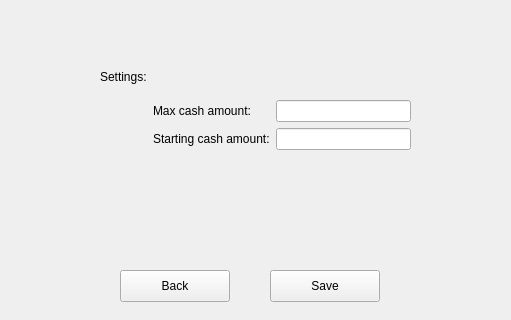
Above: app/mainwindow.ui from J4CeX/PROI_monopoly before the change. Below: the same form after it.
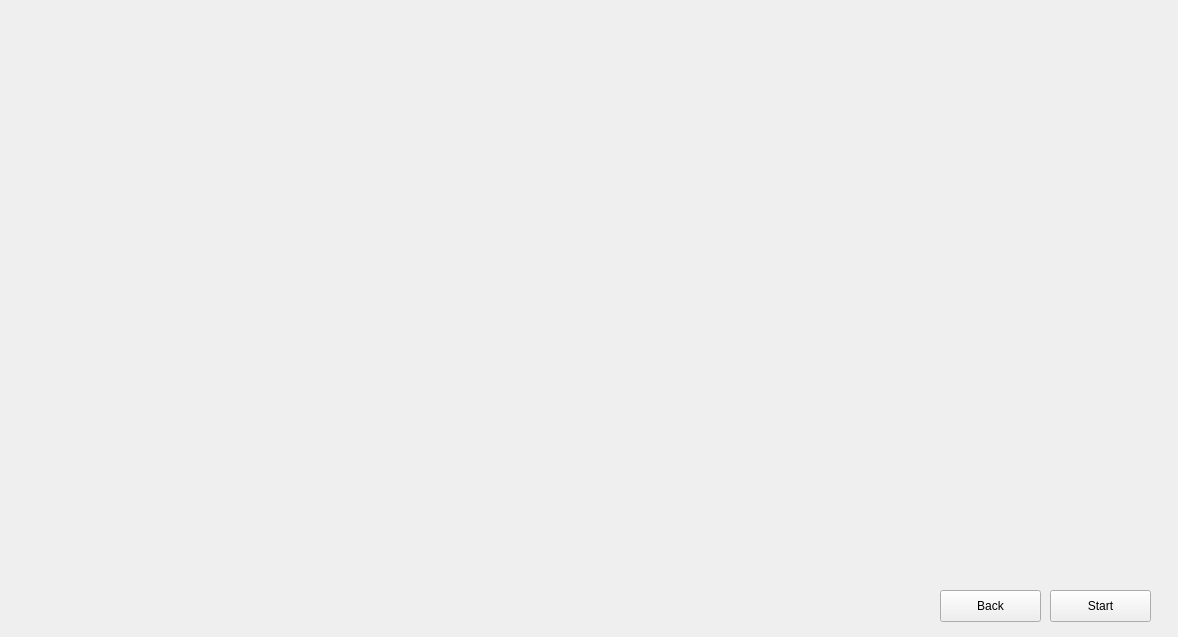
That is the form after the change.

Commit message: Empty New Game screen

Diff of the .ui file:
```diff
--- a/app/mainwindow.ui
+++ b/app/mainwindow.ui
@@ -6,8 +6,8 @@
    <rect>
     <x>0</x>
     <y>0</y>
-    <width>511</width>
-    <height>320</height>
+    <width>1178</width>
+    <height>637</height>
    </rect>
   </property>
   <property name="windowTitle">
@@ -19,12 +19,12 @@
      <rect>
       <x>10</x>
       <y>10</y>
-      <width>491</width>
-      <height>301</height>
+      <width>1161</width>
+      <height>621</height>
      </rect>
     </property>
     <property name="currentIndex">
-     <number>1</number>
+     <number>2</number>
     </property>
     <widget class="QWidget" name="page_main">
      <widget class="QLabel" name="label">
@@ -54,7 +54,7 @@
       </property>
       <layout class="QVBoxLayout" name="verticalLayout">
        <item>
-        <widget class="QPushButton" name="push_start">
+        <widget class="QPushButton" name="push_new_game">
          <property name="text">
           <string>Start new game</string>
          </property>
@@ -88,8 +88,8 @@
      <widget class="QPushButton" name="push_back">
       <property name="geometry">
        <rect>
-        <x>110</x>
-        <y>260</y>
+        <x>440</x>
+        <y>390</y>
         <width>110</width>
         <height>32</height>
        </rect>
@@ -101,8 +101,8 @@
      <widget class="QPushButton" name="push_save">
       <property name="geometry">
        <rect>
-        <x>260</x>
-        <y>260</y>
+        <x>590</x>
+        <y>390</y>
         <width>110</width>
         <height>32</height>
        </rect>
@@ -111,11 +111,11 @@
        <string>Save</string>
       </property>
      </widget>
-     <widget class="QWidget" name="">
+     <widget class="QWidget" name="layoutWidget">
       <property name="geometry">
        <rect>
-        <x>90</x>
-        <y>50</y>
+        <x>420</x>
+        <y>180</y>
         <width>311</width>
         <height>90</height>
        </rect>
@@ -151,6 +151,34 @@
       </layout>
      </widget>
     </widget>
+    <widget class="QWidget" name="page_new_game">
+     <widget class="QPushButton" name="push_back_2">
+      <property name="geometry">
+       <rect>
+        <x>930</x>
+        <y>580</y>
+        <width>101</width>
+        <height>32</height>
+       </rect>
+      </property>
+      <property name="text">
+       <string>Back</string>
+      </property>
+     </widget>
+     <widget class="QPushButton" name="push_start">
+      <property name="geometry">
+       <rect>
+        <x>1040</x>
+        <y>580</y>
+        <width>101</width>
+        <height>32</height>
+       </rect>
+      </property>
+      <property name="text">
+       <string>Start</string>
+      </property>
+     </widget>
+    </widget>
    </widget>
   </widget>
  </widget>
```
Left out of the diff: 10 changed lines with no effect on the pictures. The commit also changes 6 other files.
